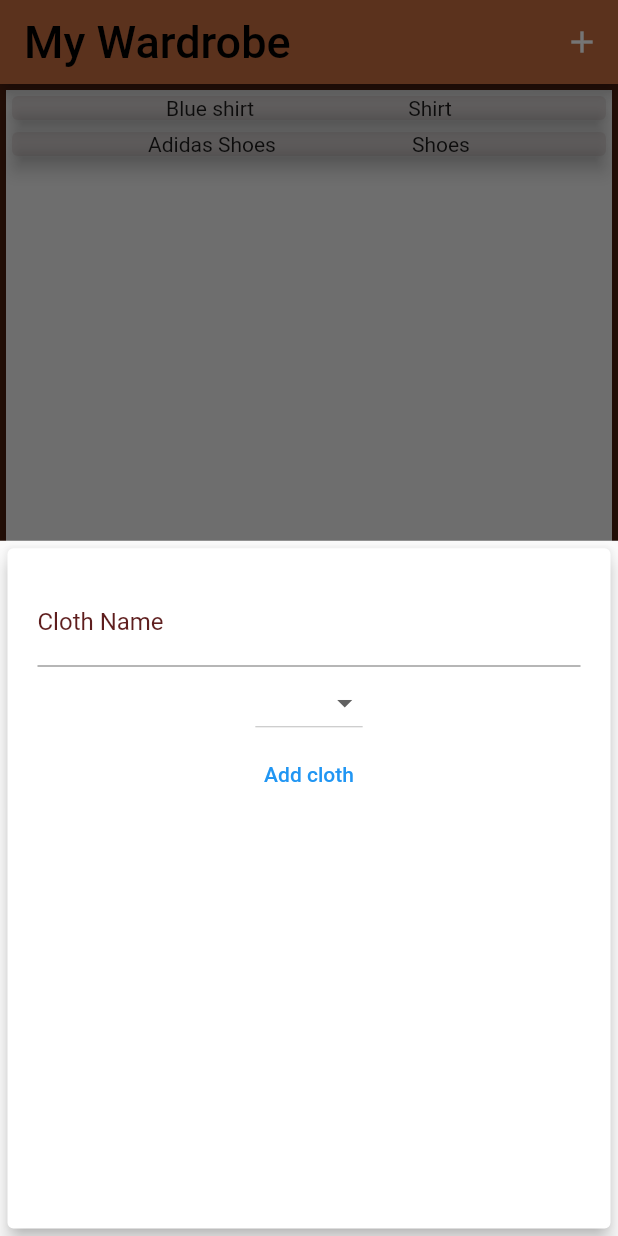
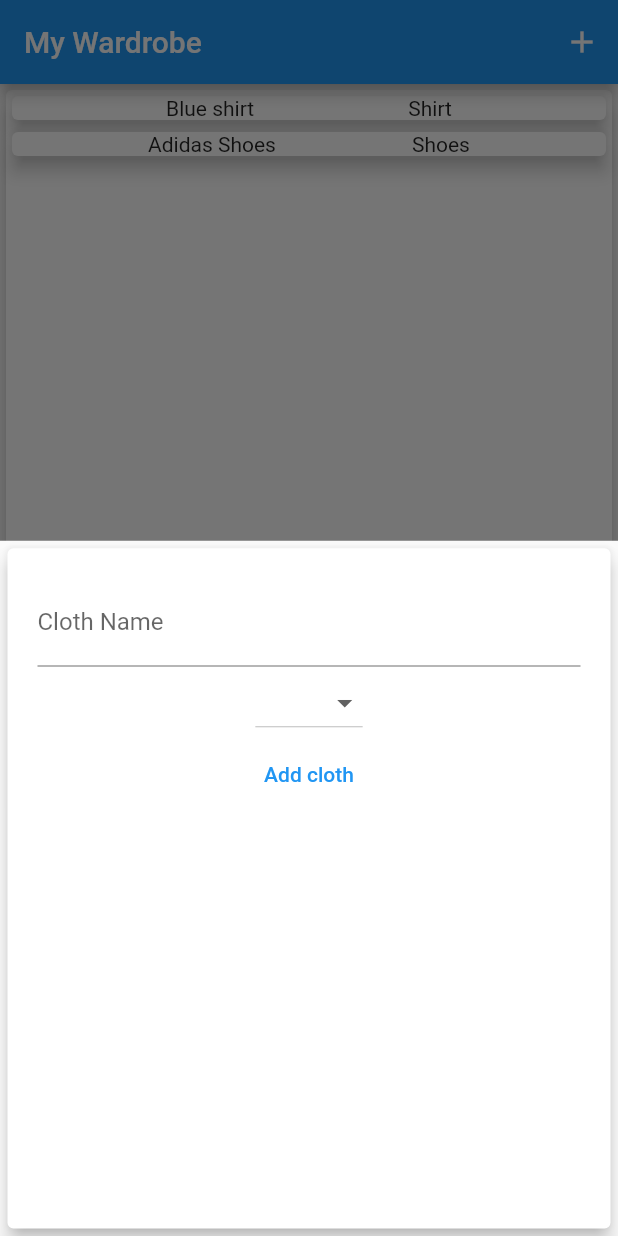
Before and after one commit to codeyuvraj/PersonalProjects, a Flutter app: the screen it shows after launch, after a tap on the "add" icon, on a phone screen of 412 x 824 dp. Run offline on Flutter 3.47's test engine with Material 2 defaults, Android fonts, the light colour scheme and no system bars.

Commit message:
made some changes in my_wardrobe

```diff
--- a/flutter/my_wardrobe/lib/main.dart
+++ b/flutter/my_wardrobe/lib/main.dart
@@ -1,6 +1,6 @@
 import 'package:flutter/material.dart';
 import './widgets/addCloth.dart';
-import './models/cloth.dart';
+import 'models/item.dart';
 import './widgets/cloth_list.dart';
 
 void main() {
@@ -26,7 +26,6 @@ class _MyAppState extends State<MyApp> {
 
   void _openAddNewcloth(BuildContext ctx) {
     showModalBottomSheet(
-
         context: ctx,
         builder: (_) {
           return ClothWidget(_newCloth);
@@ -36,16 +35,8 @@ class _MyAppState extends State<MyApp> {
   @override
   Widget build(BuildContext context) {
     return MaterialApp(
-      theme: ThemeData(
-        // primaryColor: Color.fromRGBO(142, 108, 79, 1),
-        // backgroundColor: Color.fromRGBO(180, 108, 79, 1),
-
-
-      ),
       home: Scaffold(
-        backgroundColor: Color.fromRGBO(79, 32, 15, 1),
         appBar: AppBar(
-
           actions: [Builder(
             builder: (context) {
               return IconButton(
@@ -53,29 +44,20 @@ class _MyAppState extends State<MyApp> {
                  icon: Icon(Icons.add));
             }
           )],
-          backgroundColor: Color.fromRGBO(199, 108, 63, 1),
           title: const Text(
             'My Wardrobe',
-            style: TextStyle(
-                color: Color.fromRGBO(0, 0, 0, 1),
-                 fontSize: 30),
           ),
         ),
         //Create a Cloth Widget
         body: Column(
           children: [
-
             ClothList(),
-            // ElevatedButton(onPressed:
-            // () => print(clothes), child: Text('Click Me'))
           ],
         ),
         floatingActionButtonLocation: FloatingActionButtonLocation.centerFloat,
         floatingActionButton: Builder(builder: (context) => FloatingActionButton(
           onPressed: () => _openAddNewcloth(context),
           child: Icon(Icons.add),
-          // backgroundColor: Color.fromRGBO(149, 69, 32, 1),
-          backgroundColor: Color.fromRGBO(199, 108, 63, 1),
         )),
       ),
     );
--- a/flutter/my_wardrobe/lib/models/cloth.dart
+++ /dev/null
@@ -1,11 +0,0 @@
-import 'package:flutter/foundation.dart';
-
-class Cloth {
-  String? name;
-  String? category;
-  int? id;
-
-  Cloth({this.name, this.category, this.id});
-
-
-}
--- a/flutter/my_wardrobe/lib/widgets/addCloth.dart
+++ b/flutter/my_wardrobe/lib/widgets/addCloth.dart
@@ -1,6 +1,6 @@
 import 'package:flutter/material.dart';
 import 'package:tailor/widgets/cloth_list.dart';
-import '../models/cloth.dart';
+import '../models/item.dart';
 
 class ClothWidget extends StatefulWidget {
   Function? adclt;
@@ -37,23 +37,18 @@ class _ClothWidgetState extends State<ClothWidget> {
               decoration: InputDecoration(
                 label: Text(
                   'Cloth Name',
-                  selectionColor: Color.fromARGB(250, 89, 189, 60),
-                  style: TextStyle(color: Color.fromARGB(230, 77, 5, 5)),
                 ),
               ),
             ),
             DropdownButton<String>(
               elevation: 20,
               borderRadius: BorderRadius.all(Radius.circular(20)),
-              dropdownColor: Color.fromARGB(250, 189, 189, 60),
               items: categories
                   .map(
                     (categ) => DropdownMenuItem<String>(
                         value: categ,
                         child: Text(
                           categ,
-                          style:
-                              TextStyle(color: Color.fromARGB(230, 77, 5, 5)),
                         )),
                   )
                   .toList(),
--- a/flutter/my_wardrobe/lib/widgets/cloth_list.dart
+++ b/flutter/my_wardrobe/lib/widgets/cloth_list.dart
@@ -1,5 +1,5 @@
 import 'package:flutter/material.dart';
-import '../models/cloth.dart';
+import '../models/item.dart';
 
 List<String> categories = ['T Shirt', 'Jacket', 'Shoes', 'Shorts'];
 List<Cloth> clothes = [
@@ -8,41 +8,38 @@ List<Cloth> clothes = [
 ];
 
 class ClothList extends StatefulWidget {
-
-
   @override
   State<ClothList> createState() => _ClothListState();
 }
 
 class _ClothListState extends State<ClothList> {
+  Widget _buildClothList() {
+    return Container(
+      height: 560,
+      width: 420,
+      child: ListView.builder(
+          itemCount: clothes.length,
+          itemBuilder: (context, index) {
+            return Card(
+              elevation: 5,
+              child: Row(
+                mainAxisAlignment: MainAxisAlignment.spaceEvenly,
+                children: [
+                  Text('${clothes[index].name}'),
+                  Text('${clothes[index].category}')
+                ],
+              ),
+            );
+          }),
+    );
+  }
 
 
   @override
   Widget build(BuildContext context) {
     return Card(
       elevation: 5,
-      child: Container(
-        // color: Color.fromARGB(50, 77, 5, 5),
-        // color: ThemeData.from(colorScheme: ),
-        color: Color.fromRGBO(240, 240, 240, 1),
-        height: 560,
-        width: 420,
-        child: ListView.builder(
-          itemCount: clothes.length,
-          itemBuilder: (context, index) {
-            return Card(
-                color: Color.fromARGB(20, 77, 5, 5),
-                elevation: 5,
-                child: Row(
-                  mainAxisAlignment: MainAxisAlignment.spaceEvenly,
-                  children: [Text('${clothes[index].name}'), Text('${clothes[index].category}')],
-                ),
-              );
-          }
-
-          ),
-      ),
+      child: _buildClothList(),
     );
-
   }
 }
```
Also changed, not shown: 3 other files.
